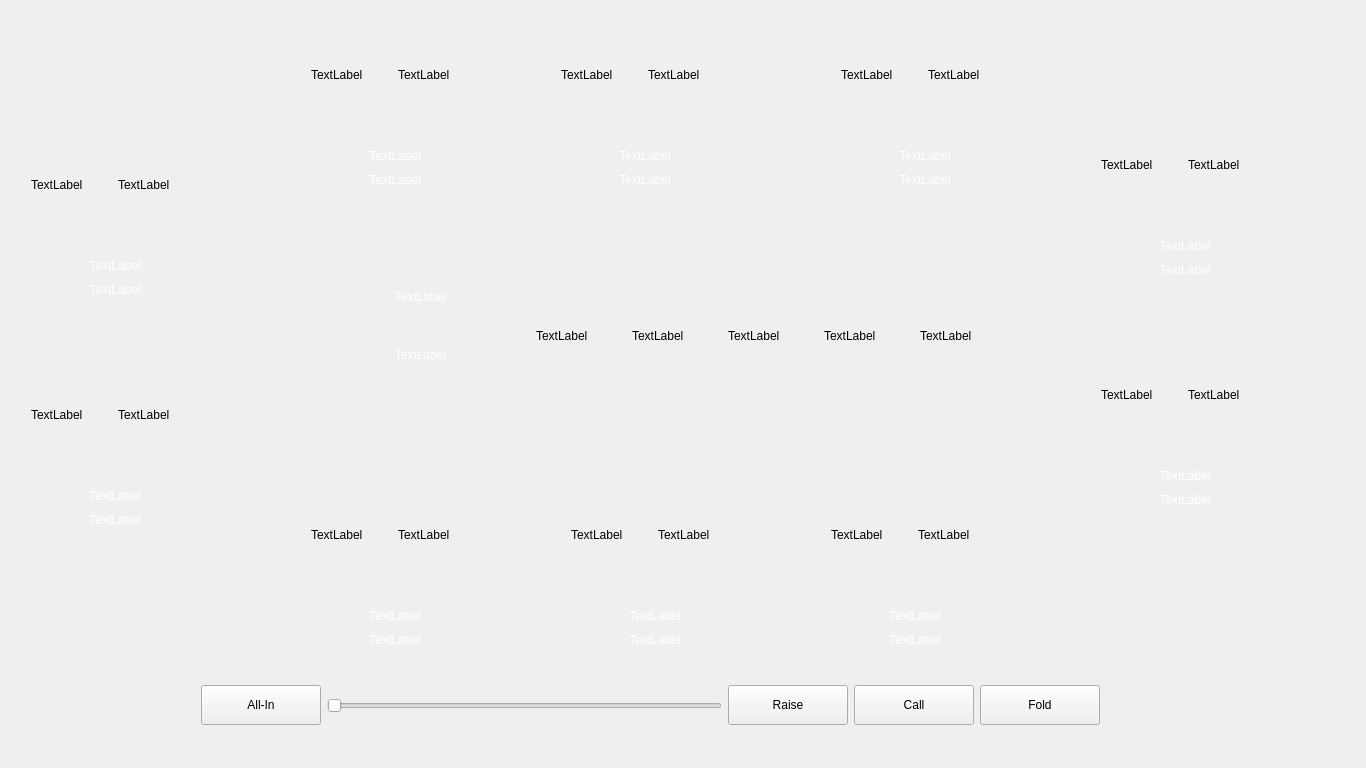
Qt form mainwindow.ui (maxkolotilin/Holding-cards) before a commit.
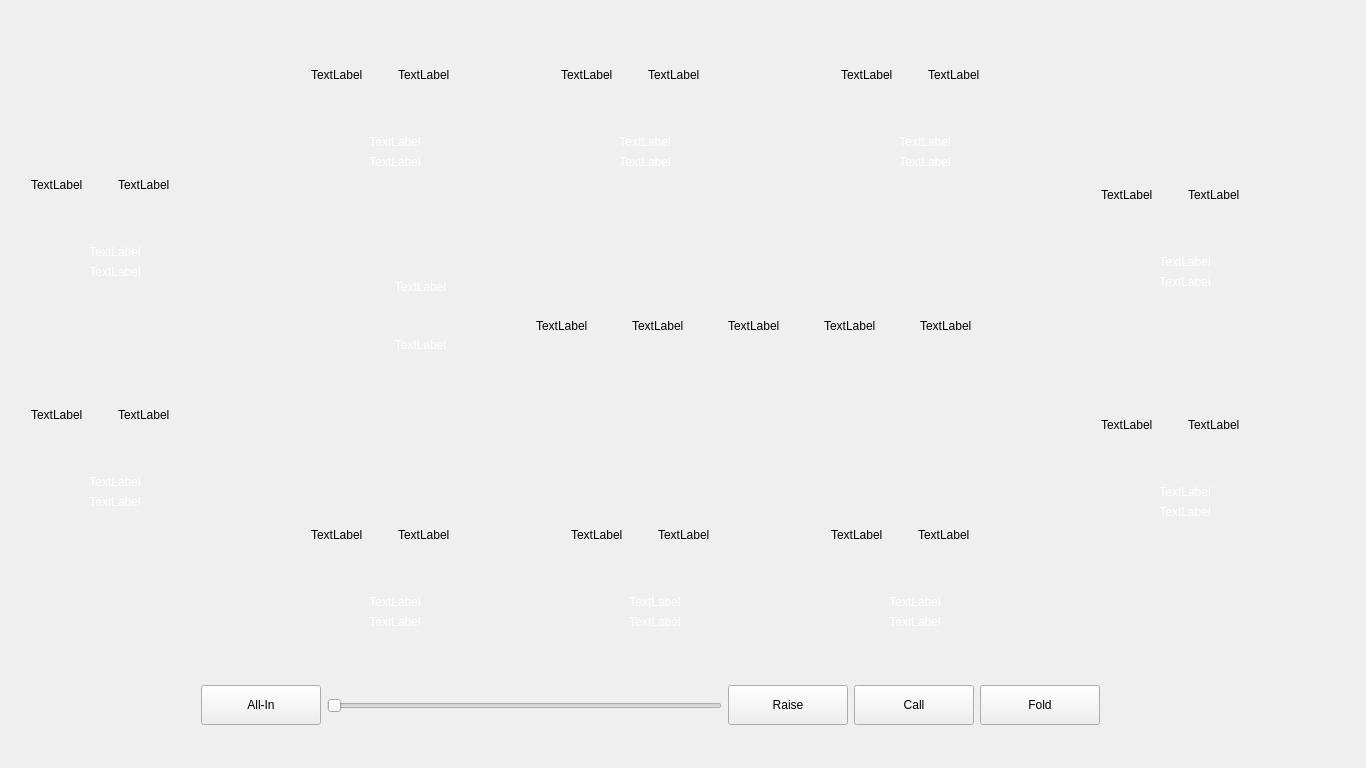
The same form after that commit.

Patch:
```diff
--- a/mainwindow.ui
+++ b/mainwindow.ui
@@ -20,7 +20,7 @@
       <x>300</x>
       <y>0</y>
       <width>191</width>
-      <height>200</height>
+      <height>181</height>
      </rect>
     </property>
     <widget class="QWidget" name="verticalLayoutWidget_8">
@@ -29,7 +29,7 @@
        <x>0</x>
        <y>-1</y>
        <width>190</width>
-       <height>201</height>
+       <height>181</height>
       </rect>
      </property>
      <layout class="QVBoxLayout" name="verticalLayout_8">
@@ -175,7 +175,7 @@
        <x>0</x>
        <y>-1</y>
        <width>190</width>
-       <height>201</height>
+       <height>181</height>
       </rect>
      </property>
      <layout class="QVBoxLayout" name="verticalLayout_9">
@@ -321,7 +321,7 @@
        <x>0</x>
        <y>-1</y>
        <width>190</width>
-       <height>201</height>
+       <height>181</height>
       </rect>
      </property>
      <layout class="QVBoxLayout" name="verticalLayout_10">
@@ -467,7 +467,7 @@
        <x>0</x>
        <y>-1</y>
        <width>190</width>
-       <height>201</height>
+       <height>181</height>
       </rect>
      </property>
      <layout class="QVBoxLayout" name="verticalLayout_11">
@@ -613,7 +613,7 @@
        <x>0</x>
        <y>-1</y>
        <width>190</width>
-       <height>201</height>
+       <height>181</height>
       </rect>
      </property>
      <layout class="QVBoxLayout" name="verticalLayout_12">
@@ -748,7 +748,7 @@
     <property name="geometry">
      <rect>
       <x>1090</x>
-      <y>320</y>
+      <y>350</y>
       <width>191</width>
       <height>200</height>
      </rect>
@@ -759,7 +759,7 @@
        <x>0</x>
        <y>-1</y>
        <width>190</width>
-       <height>201</height>
+       <height>181</height>
       </rect>
      </property>
      <layout class="QVBoxLayout" name="verticalLayout_13">
@@ -894,7 +894,7 @@
     <property name="geometry">
      <rect>
       <x>1090</x>
-      <y>90</y>
+      <y>120</y>
       <width>191</width>
       <height>200</height>
      </rect>
@@ -905,7 +905,7 @@
        <x>0</x>
        <y>-1</y>
        <width>190</width>
-       <height>201</height>
+       <height>181</height>
       </rect>
      </property>
      <layout class="QVBoxLayout" name="verticalLayout_14">
@@ -1051,7 +1051,7 @@
        <x>0</x>
        <y>-1</y>
        <width>190</width>
-       <height>201</height>
+       <height>181</height>
       </rect>
      </property>
      <layout class="QVBoxLayout" name="verticalLayout_15">
@@ -1188,7 +1188,7 @@
       <x>550</x>
       <y>0</y>
       <width>191</width>
-      <height>200</height>
+      <height>201</height>
      </rect>
     </property>
     <widget class="QWidget" name="verticalLayoutWidget_16">
@@ -1197,7 +1197,7 @@
        <x>0</x>
        <y>-1</y>
        <width>190</width>
-       <height>201</height>
+       <height>181</height>
       </rect>
      </property>
      <layout class="QVBoxLayout" name="verticalLayout_16">
@@ -1370,7 +1370,7 @@
        <x>0</x>
        <y>-1</y>
        <width>190</width>
-       <height>201</height>
+       <height>181</height>
       </rect>
      </property>
      <layout class="QVBoxLayout" name="verticalLayout_17">
@@ -1505,7 +1505,7 @@
     <property name="geometry">
      <rect>
       <x>300</x>
-      <y>260</y>
+      <y>250</y>
       <width>721</width>
       <height>132</height>
      </rect>
```
